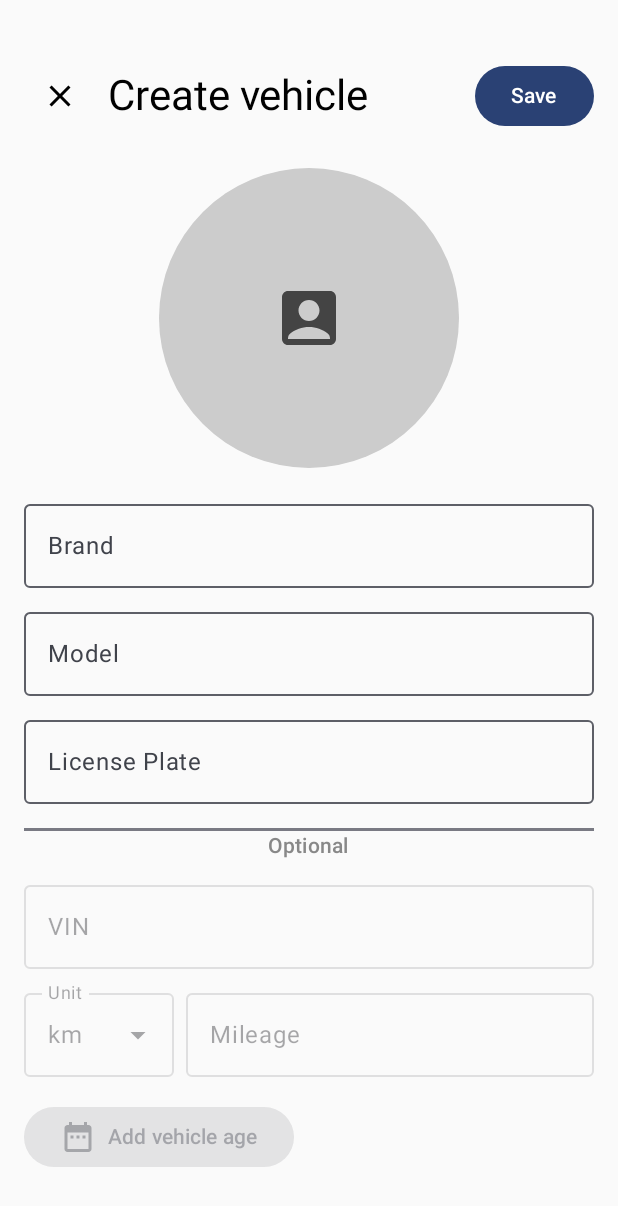
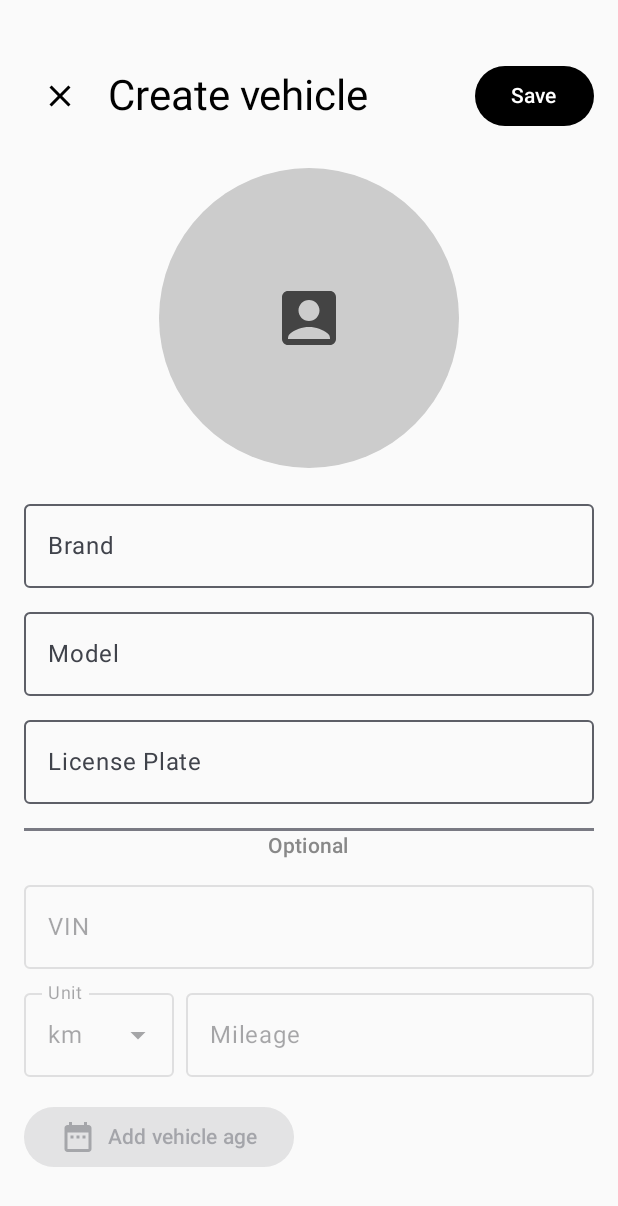
Before and after one commit to JakubNowwwak/AutoMate, an Android app built with Jetpack Compose: the AddVehicleScreen screen opened through its navigation route, on a phone screen of 412 x 824 dp. Shown: the top 1206 px of the screen. Run offline under Robolectric (Android 15) with nearby library versions, the phone set to English and light mode, and no system bars.

```diff
--- a/app/src/main/java/com/example/automate/vehicles/AddVehicleScreen.kt
+++ b/app/src/main/java/com/example/automate/vehicles/AddVehicleScreen.kt
@@ -49,8 +49,11 @@ import androidx.compose.foundation.layout.Box
 import androidx.compose.foundation.layout.size
 import androidx.compose.foundation.shape.CircleShape
 import androidx.compose.material.icons.filled.AccountBox
+import androidx.compose.material3.ButtonDefaults
 import androidx.compose.ui.draw.clip
+import androidx.compose.ui.res.stringResource
 import coil.compose.rememberAsyncImagePainter
+import com.example.automate.R
 import com.example.automate.model.Vehicle
 
 
@@ -114,14 +117,14 @@ fun AddVehicleScreen(
                 ) {
                     Icon(
                         imageVector = Icons.Filled.Close,
-                        contentDescription = "Cancel"
+                        contentDescription = stringResource(R.string.cancel)
                     )
                 }
 
                 Spacer(modifier = Modifier.width(8.dp))
 
                 Text(
-                    text = "Create vehicle",
+                    text = stringResource(R.string.create_vehicle),
                     style = MaterialTheme.typography.headlineMedium,
                 )
             }
@@ -135,9 +138,10 @@ fun AddVehicleScreen(
                         image = vehicleImage?.toString()
                     )
                     onSaveClick(vehicle)
-                }
+                },
+                colors = ButtonDefaults.buttonColors(containerColor = Color.Black)
             ) {
-                Text("Save")
+                Text(stringResource(R.string.save))
             }
         }
 
@@ -158,13 +162,13 @@ fun AddVehicleScreen(
                 if (vehicleImage != null) {
                     Image(
                         painter = rememberAsyncImagePainter(vehicleImage),
-                        contentDescription = "Selected image",
+                        contentDescription = stringResource(R.string.selected_image),
                         modifier = Modifier.fillMaxSize()
                     )
                 } else {
                     Icon(
                         imageVector = Icons.Default.AccountBox,
-                        contentDescription = "Add image",
+                        contentDescription = stringResource(R.string.add_image),
                         modifier = Modifier.size(48.dp),
                         tint = Color.DarkGray
                     )
@@ -176,7 +180,7 @@ fun AddVehicleScreen(
             OutlinedTextField(
                 value = brand,
                 onValueChange = { brand = it },
-                label = { Text("Brand") },
+                label = { Text(stringResource(R.string.brand)) },
                 modifier = Modifier.fillMaxWidth()
             )
 
@@ -185,7 +189,7 @@ fun AddVehicleScreen(
             OutlinedTextField(
                 value = model,
                 onValueChange = { model = it },
-                label = { Text("Model") },
+                label = { Text(stringResource(R.string.model)) },
                 modifier = Modifier.fillMaxWidth()
             )
 
@@ -194,7 +198,7 @@ fun AddVehicleScreen(
             OutlinedTextField(
                 value = plate,
                 onValueChange = { plate = it },
-                label = { Text("License Plate") },
+                label = { Text(stringResource(R.string.license_plate)) },
                 modifier = Modifier.fillMaxWidth()
             )
 
@@ -206,7 +210,7 @@ fun AddVehicleScreen(
             )
 
             Text(
-                text = "Optional",
+                text = stringResource(R.string.optional),
                 style = MaterialTheme.typography.labelLarge,
                 modifier = Modifier.padding(bottom = 8.dp),
                 color = Color.Gray
@@ -216,13 +220,13 @@ fun AddVehicleScreen(
                 OutlinedTextField(
                     value = vin,
                     onValueChange = { vin = it },
-                    label = { Text("VIN") },
+                    label = { Text(stringResource(R.string.vin)) },
                     modifier = Modifier.fillMaxWidth(),
                     enabled = enableOptional
                 )
             }
 
-            val unitOptions = listOf("km", "mi")
+            val unitOptions = listOf(stringResource(R.string.km), stringResource(R.string.mi))
             var selectedUnit by remember { mutableStateOf("km") }
             var expandedUnit by remember { mutableStateOf(false) }
 
@@ -241,10 +245,11 @@ fun AddVehicleScreen(
                         onValueChange = {},
                         readOnly = true,
                         enabled = enableOptional,
-                        label = { Text("Unit") },
+                        label = { Text(stringResource(R.string.unit)) },
                         trailingIcon = { ExposedDropdownMenuDefaults.TrailingIcon(expanded = expandedUnit) },
                         modifier = Modifier
                             .width(100.dp)
+                            .menuAnchor()
                     )
 
                     ExposedDropdownMenu(
@@ -268,7 +273,7 @@ fun AddVehicleScreen(
                 OutlinedTextField(
                     value = milage,
                     onValueChange = { milage = it },
-                    label = { Text("Mileage") },
+                    label = { Text(stringResource(R.string.mileage)) },
                     enabled = enableOptional,
                     modifier = Modifier.weight(1f)
                 )
@@ -286,17 +291,17 @@ fun AddVehicleScreen(
                     ) {
                     Icon(
                         imageVector = Icons.Filled.DateRange,
-                        contentDescription = "Date",
+                        contentDescription = stringResource(R.string.date),
                         modifier = Modifier.padding(end = 8.dp)
                     )
-                    Text("Add vehicle age")
+                    Text(stringResource(R.string.add_vehicle_age))
                 }
 
 
                 if (selectedAgeDate != null) {
                     Spacer(modifier = Modifier.height(8.dp))
                     Text(
-                        text = "Selected date: $selectedAgeDate",
+                        text = stringResource(R.string.selected_date, selectedAgeDate!!),
                         style = MaterialTheme.typography.bodyMedium
                     )
                 }
--- a/app/src/main/java/com/example/automate/vehicles/VehiclesScreen.kt
+++ b/app/src/main/java/com/example/automate/vehicles/VehiclesScreen.kt
@@ -32,11 +32,13 @@ import androidx.compose.ui.Modifier
 import androidx.compose.ui.graphics.Brush
 import androidx.compose.ui.graphics.Color
 import androidx.compose.ui.layout.ContentScale
+import androidx.compose.ui.res.stringResource
 import androidx.compose.ui.text.SpanStyle
 import androidx.compose.ui.text.buildAnnotatedString
 import androidx.compose.ui.text.font.FontWeight
 import androidx.compose.ui.unit.dp
 import coil.compose.rememberAsyncImagePainter
+import com.example.automate.R
 import com.example.automate.model.Vehicle
 
 
@@ -49,9 +51,11 @@ fun VehiclesScreen(
     Scaffold(
         floatingActionButton = {
             ExtendedFloatingActionButton(
-                text = { Text("Add Vehicle") },
+                text = { Text(stringResource(R.string.add_vehicle)) },
                 icon = { Icon(Icons.Filled.Create, contentDescription = null) },
-                onClick = onAddVehicleClick
+                onClick = onAddVehicleClick,
+                containerColor = Color.LightGray,
+                contentColor = Color.Black
             )
         }
     ) { padding ->
@@ -72,7 +76,7 @@ fun VehiclesScreen(
                 ) {
                     Icon(
                         imageVector = Icons.Filled.Menu,
-                        contentDescription = "Menu"
+                        contentDescription = stringResource(R.string.hamburger_menu)
                     )
                 }
 
@@ -102,7 +106,7 @@ fun VehiclesScreen(
 
             Row(verticalAlignment = Alignment.CenterVertically) {
                 Text(
-                    text = "Select your vehicle",
+                    text = stringResource(R.string.select_your_vehicle),
                     style = MaterialTheme.typography.headlineMedium
                 )
                 Spacer(modifier = Modifier.width(8.dp))
@@ -123,7 +127,8 @@ fun VehiclesScreen(
                         modifier = Modifier
                             .fillMaxWidth()
                             .padding(vertical = 8.dp),
-                        onClick = { onVehicleClick(vehicle.id) }
+                        onClick = {onVehicleClick(vehicle.id)}
+
                     ) {
                         Box(
                             modifier = Modifier
@@ -134,7 +139,7 @@ fun VehiclesScreen(
                             if (!vehicle.image.isNullOrBlank()) {
                                 Image(
                                     painter = rememberAsyncImagePainter(vehicle.image),
-                                    contentDescription = "Vehicle image",
+                                    contentDescription = stringResource(R.string.vehicle_image),
                                     contentScale = ContentScale.Crop,
                                     modifier = Modifier.fillMaxSize()
                                 )
--- a/app/src/main/java/com/example/automate/viewModel/VehicleViewModel.kt
+++ b/app/src/main/java/com/example/automate/viewModel/VehicleViewModel.kt
@@ -9,4 +9,8 @@ class VehicleViewModel {
     fun addVehicle(vehicle: Vehicle) {
         _vehicles.add(vehicle)
     }
+
+    fun getVehicleById(id: String): Vehicle? {
+        return _vehicles.find { it.id == id }
+    }
 }
--- a/app/src/main/res/values/strings.xml
+++ b/app/src/main/res/values/strings.xml
@@ -1,3 +1,31 @@
 <resources>
     <string name="app_name">AUTOmate</string>
+    <string name="add_vehicle">Add Vehicle</string>
+    <string name="select_your_vehicle">Select your vehicle</string>
+    <string name="hamburger_menu">Hamburger menu</string>
+    <string name="vehicle_image">Vehicle image</string>
+    <string name="cancel">Cancel</string>
+    <string name="create_vehicle">Create vehicle</string>
+    <string name="save">Save</string>
+    <string name="selected_image">Selected image</string>
+    <string name="add_image">Add image</string>
+    <string name="brand">Brand</string>
+    <string name="model">Model</string>
+    <string name="license_plate">License Plate</string>
+    <string name="optional">Optional</string>
+    <string name="vin">VIN</string>
+    <string name="km">km</string>
+    <string name="mi">mi</string>
+    <string name="unit">Unit</string>
+    <string name="mileage">Mileage</string>
+    <string name="date">Date</string>
+    <string name="add_vehicle_age">Add vehicle age</string>
+    <string name="selected_date">Selected date: %1$s</string>
+    <string name="back">Back</string>
+    <string name="vehicle_overview">Vehicle Overview</string>
+    <string name="show_information">Show Information</string>
+    <string name="modify_information">Modify Information</string>
+    <string name="fuel_overview">Fuel Overview</string>
+    <string name="maintenance">Maintenance</string>
+    <string name="remove_vehicle">Remove Vehicle</string>
 </resources>
```
Also changed, not shown: app/src/main/java/com/example/automate/navigation/NavGraph.kt (+17 -0 lines), app/src/main/java/com/example/automate/vehicles/VehicleDetailScreen.kt (added, +155 -0 lines).
